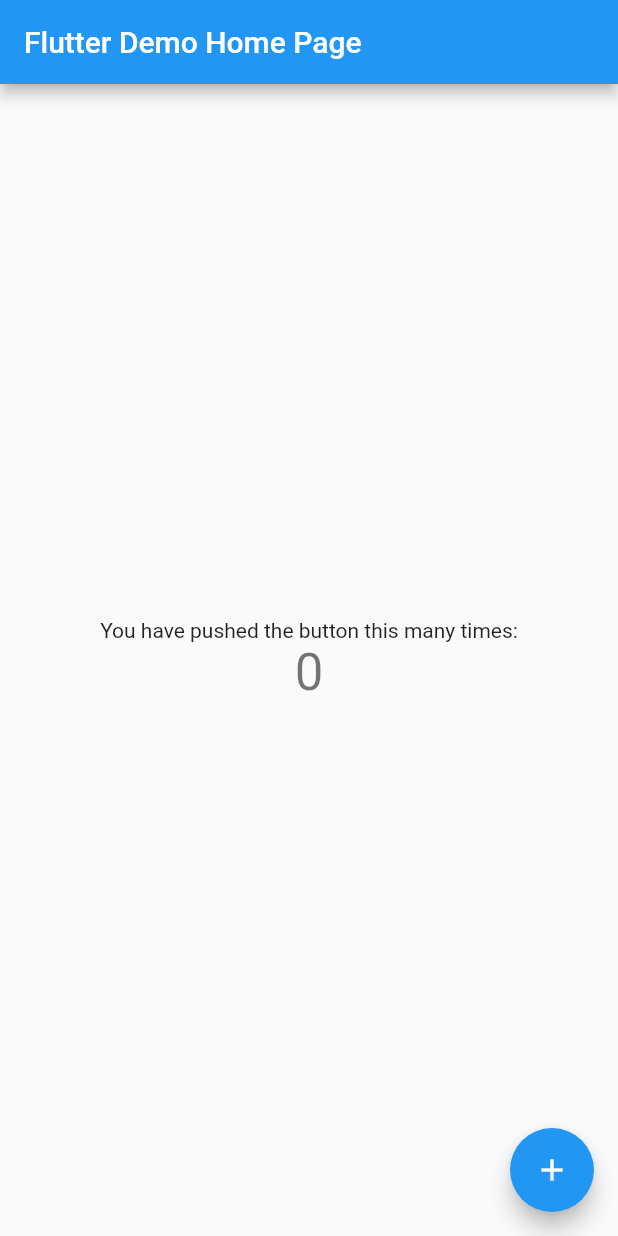
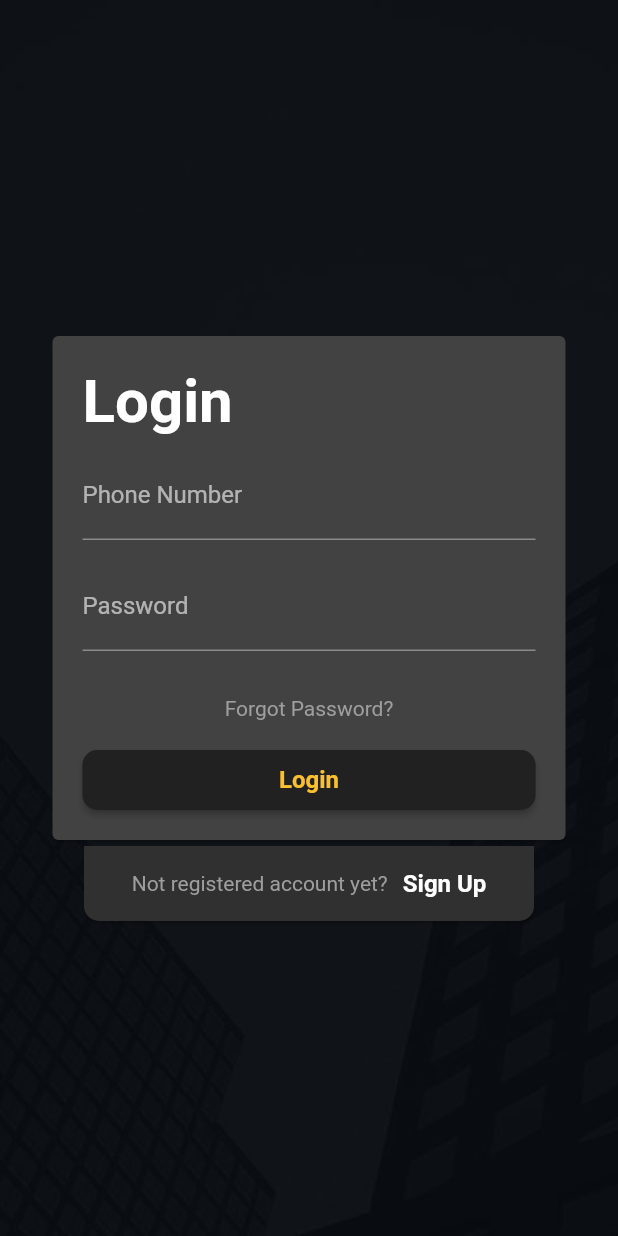
Before and after one commit to chrisoftech/fashion-connect, a Flutter app: the screen it shows after launch, on a phone screen of 412 x 824 dp. Run offline on Flutter 3.47's test engine with Material 2 defaults, Android fonts, the phone set to English and light mode, and no system bars.

Commit message:
Imported auth_bg.jpg Cleaned up main.dart file Created auth_mode enum Exported models, modules & widgets Created & designed auth_page & auth_form

```diff
--- a/lib/main.dart
+++ b/lib/main.dart
@@ -1,3 +1,4 @@
+import 'package:fashion_connect/modules/modules.dart';
 import 'package:flutter/material.dart';
 
 void main() => runApp(MyApp());
@@ -8,104 +9,13 @@ class MyApp extends StatelessWidget {
   Widget build(BuildContext context) {
     return MaterialApp(
       title: 'Flutter Demo',
+      debugShowCheckedModeBanner: false,
       theme: ThemeData(
-        // This is the theme of your application.
-        //
-        // Try running your application with "flutter run". You'll see the
-        // application has a blue toolbar. Then, without quitting the app, try
-        // changing the primarySwatch below to Colors.green and then invoke
-        // "hot reload" (press "r" in the console where you ran "flutter run",
-        // or simply save your changes to "hot reload" in a Flutter IDE).
-        // Notice that the counter didn't reset back to zero; the application
-        // is not restarted.
-        primarySwatch: Colors.blue,
+        brightness: Brightness.dark,
+        primarySwatch: Colors.indigo,
+        accentColor: Colors.yellow[700],
       ),
-      home: MyHomePage(title: 'Flutter Demo Home Page'),
+      home: AuthPage(),
     );
   }
 }
-
-class MyHomePage extends StatefulWidget {
-  MyHomePage({Key key, this.title}) : super(key: key);
-
-  // This widget is the home page of your application. It is stateful, meaning
-  // that it has a State object (defined below) that contains fields that affect
-  // how it looks.
-
-  // This class is the configuration for the state. It holds the values (in this
-  // case the title) provided by the parent (in this case the App widget) and
-  // used by the build method of the State. Fields in a Widget subclass are
-  // always marked "final".
-
-  final String title;
-
-  @override
-  _MyHomePageState createState() => _MyHomePageState();
-}
-
-class _MyHomePageState extends State<MyHomePage> {
-  int _counter = 0;
-
-  void _incrementCounter() {
-    setState(() {
-      // This call to setState tells the Flutter framework that something has
-      // changed in this State, which causes it to rerun the build method below
-      // so that the display can reflect the updated values. If we changed
-      // _counter without calling setState(), then the build method would not be
-      // called again, and so nothing would appear to happen.
-      _counter++;
-    });
-  }
-
-  @override
-  Widget build(BuildContext context) {
-    // This method is rerun every time setState is called, for instance as done
-    // by the _incrementCounter method above.
-    //
-    // The Flutter framework has been optimized to make rerunning build methods
-    // fast, so that you can just rebuild anything that needs updating rather
-    // than having to individually change instances of widgets.
-    return Scaffold(
-      appBar: AppBar(
-        // Here we take the value from the MyHomePage object that was created by
-        // the App.build method, and use it to set our appbar title.
-        title: Text(widget.title),
-      ),
-      body: Center(
-        // Center is a layout widget. It takes a single child and positions it
-        // in the middle of the parent.
-        child: Column(
-          // Column is also layout widget. It takes a list of children and
-          // arranges them vertically. By default, it sizes itself to fit its
-          // children horizontally, and tries to be as tall as its parent.
-          //
-          // Invoke "debug painting" (press "p" in the console, choose the
-          // "Toggle Debug Paint" action from the Flutter Inspector in Android
-          // Studio, or the "Toggle Debug Paint" command in Visual Studio Code)
-          // to see the wireframe for each widget.
-          //
-          // Column has various properties to control how it sizes itself and
-          // how it positions its children. Here we use mainAxisAlignment to
-          // center the children vertically; the main axis here is the vertical
-          // axis because Columns are vertical (the cross axis would be
-          // horizontal).
-          mainAxisAlignment: MainAxisAlignment.center,
-          children: <Widget>[
-            Text(
-              'You have pushed the button this many times:',
-            ),
-            Text(
-              '$_counter',
-              style: Theme.of(context).textTheme.display1,
-            ),
-          ],
-        ),
-      ),
-      floatingActionButton: FloatingActionButton(
-        onPressed: _incrementCounter,
-        tooltip: 'Increment',
-        child: Icon(Icons.add),
-      ), // This trailing comma makes auto-formatting nicer for build methods.
-    );
-  }
-}
--- /dev/null
+++ b/lib/models/auth.dart
@@ -0,0 +1,4 @@
+enum AuthMode {
+  Login,
+  SignUp
+}
--- /dev/null
+++ b/lib/models/models.dart
@@ -0,0 +1 @@
+export 'auth.dart';
--- /dev/null
+++ b/lib/modules/auth/auth_page.dart
@@ -0,0 +1,16 @@
+import 'package:fashion_connect/widgets/widgets.dart';
+import 'package:flutter/material.dart';
+
+class AuthPage extends StatefulWidget {
+  @override
+  _AuthPageState createState() => _AuthPageState();
+}
+
+class _AuthPageState extends State<AuthPage> {
+  @override
+  Widget build(BuildContext context) {
+    return Scaffold(
+      body: AuthForm(),
+    );
+  }
+}
--- /dev/null
+++ b/lib/modules/modules.dart
@@ -0,0 +1 @@
+export 'auth/auth_page.dart';
--- /dev/null
+++ b/lib/widgets/auth/auth_form.dart
@@ -0,0 +1,244 @@
+import 'package:fashion_connect/models/models.dart';
+import 'package:flutter/material.dart';
+
+class AuthForm extends StatefulWidget {
+  @override
+  _AuthFormState createState() => _AuthFormState();
+}
+
+class _AuthFormState extends State<AuthForm> {
+  AuthMode _authMode = AuthMode.Login;
+
+  Map<String, dynamic> _formData = {'username': null, 'password': null};
+
+  final GlobalKey<FormState> _formKey = GlobalKey<FormState>();
+  final _passwordController = TextEditingController();
+
+  Widget _buildUsernameTextField() {
+    return TextFormField(
+      keyboardType: TextInputType.emailAddress,
+      decoration: InputDecoration(
+        labelText: 'Phone Number',
+        hintText: 'Enter Phone Number',
+      ),
+      validator: (String value) {
+        if (value.isEmpty || value.length != 10) {
+          return 'Phone number should be 10 characters';
+        }
+      },
+      onSaved: (String value) {
+        _formData['username'] = '$value@fashion_konnect.com';
+      },
+    );
+  }
+
+  Widget _buildPasswordTextField() {
+    return TextFormField(
+      obscureText: true,
+      decoration:
+          InputDecoration(labelText: 'Password', hintText: 'Enter password'),
+      controller: _passwordController,
+      validator: (String value) {
+        if (value.isEmpty || value.length < 6) {
+          return 'Password should be 6+ characters';
+        }
+      },
+      onSaved: (String value) {
+        _formData['password'] = value;
+      },
+    );
+  }
+
+  Widget _buildConfirmPasswordTextField() {
+    return TextFormField(
+      obscureText: true,
+      decoration: InputDecoration(
+          labelText: 'Confirm Password',
+          hintText: 'Enter password confirmation'),
+      validator: (String value) {
+        if (_passwordController.text != value) {
+          return 'Passwords do not match!';
+        }
+      },
+    );
+  }
+
+  Widget _buildForgotPasswordControl() {
+    return Row(
+      mainAxisAlignment: MainAxisAlignment.center,
+      children: <Widget>[
+        Text(
+          'Forgot Password?',
+          style: TextStyle(color: Theme.of(context).primaryColorLight),
+        ),
+      ],
+    );
+  }
+
+  Widget _buildLoginControl({@required BuildContext context}) {
+    return Expanded(
+      child: Material(
+        elevation: 2,
+        borderRadius: BorderRadius.circular(10.0),
+        child: InkWell(
+          onTap: submitForm,
+          child: Container(
+            height: 40.0,
+            alignment: Alignment.center,
+            decoration: BoxDecoration(
+              color: Theme.of(context).primaryColor,
+              borderRadius: BorderRadius.all(
+                Radius.circular(10.0),
+              ),
+            ),
+            child: Text(_authMode == AuthMode.Login ? 'Login' : 'Sign Up',
+                style: TextStyle(
+                    color: Theme.of(context).accentColor,
+                    fontSize: 16.0,
+                    fontWeight: FontWeight.bold)),
+          ),
+        ),
+      ),
+    );
+  }
+
+  void submitForm() {
+    if (!_formKey.currentState.validate()) {
+      return;
+    }
+
+    _formKey.currentState.save();
+    print('${_formData['username']}, ${_formData['password']}');
+  }
+
+  Widget _buildAuthModeControl(BuildContext context) {
+    return Container(
+      height: 50.0,
+      width: 300,
+      decoration: BoxDecoration(
+        borderRadius: BorderRadius.only(
+            bottomLeft: Radius.circular(10), bottomRight: Radius.circular(10)),
+      ),
+      child: Material(
+        elevation: 1.0,
+        borderRadius: BorderRadius.only(
+            bottomLeft: Radius.circular(10), bottomRight: Radius.circular(10)),
+        child: Row(
+          mainAxisAlignment: MainAxisAlignment.center,
+          children: <Widget>[
+            Text(
+              _authMode == AuthMode.Login
+                  ? 'Not registered account yet?'
+                  : 'Already have an account?',
+              style: TextStyle(color: Theme.of(context).primaryColorLight),
+            ),
+            SizedBox(width: 10.0),
+            GestureDetector(
+                child: Text(_authMode == AuthMode.Login ? 'Sign Up' : 'Login',
+                    style:
+                        TextStyle(fontSize: 16.0, fontWeight: FontWeight.bold)),
+                onTap: () {
+                  setState(() {
+                    _authMode == AuthMode.Login
+                        ? _authMode = AuthMode.SignUp
+                        : _authMode = AuthMode.Login;
+
+                    _formKey.currentState.reset();
+                    _passwordController.text = '';
+                  });
+                })
+          ],
+        ),
+      ),
+    );
+  }
+
+  Widget _pageContent() {
+    return SafeArea(
+      child: GestureDetector(
+        onTap: () {
+          FocusScope.of(context).requestFocus(FocusNode());
+        },
+        child: Container(
+          padding: EdgeInsets.only(top: 10.0, right: 10.0, left: 10.0),
+          decoration: BoxDecoration(
+            image: DecorationImage(
+              image: AssetImage('assets/images/auth_bg.jpg'),
+              fit: BoxFit.cover,
+              colorFilter: ColorFilter.mode(
+                  Colors.black.withOpacity(.5), BlendMode.darken),
+            ),
+          ),
+          child: Center(
+            child: SingleChildScrollView(
+              child: Form(
+                key: _formKey,
+                child: Column(
+                  children: <Widget>[
+                    Container(
+                      width: 350.0,
+                      decoration: BoxDecoration(
+                        borderRadius: BorderRadius.all(
+                          Radius.circular(10.0),
+                        ),
+                      ),
+                      child: Card(
+                        child: Container(
+                          padding: EdgeInsets.all(20.0),
+                          decoration: BoxDecoration(
+                            borderRadius: BorderRadius.all(
+                              Radius.circular(10.0),
+                            ),
+                          ),
+                          child: Column(
+                            crossAxisAlignment: CrossAxisAlignment.start,
+                            children: <Widget>[
+                              Text(
+                                _authMode == AuthMode.Login
+                                    ? 'Login'
+                                    : 'Sign Up',
+                                style: TextStyle(
+                                  fontSize: 40.0,
+                                  fontWeight: FontWeight.bold,
+                                ),
+                              ),
+                              SizedBox(height: 10.0),
+                              _buildUsernameTextField(),
+                              SizedBox(height: 15.0),
+                              _buildPasswordTextField(),
+                              SizedBox(height: 15.0),
+                              _authMode == AuthMode.SignUp
+                                  ? _buildConfirmPasswordTextField()
+                                  : Container(),
+                              SizedBox(height: 15.0),
+                              _authMode == AuthMode.Login
+                                  ? _buildForgotPasswordControl()
+                                  : Container(),
+                              SizedBox(height: 20.0),
+                              Row(
+                                mainAxisAlignment: MainAxisAlignment.center,
+                                children: <Widget>[
+                                  _buildLoginControl(context: context),
+                                ],
+                              ),
+                            ],
+                          ),
+                        ),
+                      ),
+                    ),
+                    _buildAuthModeControl(context),
+                  ],
+                ),
+              ),
+            ),
+          ),
+        ),
+      ),
+    );
+  }
+
+  @override
+  Widget build(BuildContext context) {
+    return _pageContent();
+  }
+}
--- /dev/null
+++ b/lib/widgets/widgets.dart
@@ -0,0 +1 @@
+export 'auth/auth_form.dart';
--- a/pubspec.yaml
+++ b/pubspec.yaml
@@ -44,8 +44,8 @@ flutter:
   uses-material-design: true
 
   # To add assets to your application, add an assets section, like this:
-  # assets:
-  #  - images/a_dot_burr.jpeg
+  assets:
+   - assets/images/auth_bg.jpg
   #  - images/a_dot_ham.jpeg
 
   # An image asset can refer to one or more resolution-specific "variants", see
```
Also changed, not shown: assets/images/auth_bg.jpg (added).
